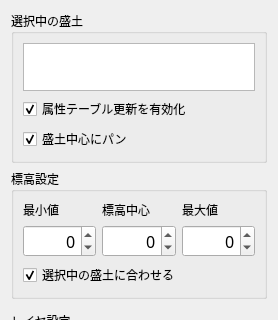
The window that demstyle_all_dialog_base.ui (tamaohome/qgis-demstyle-all) describes before a commit, drawn with Qt 5; both pictures show x 0 to 278 and y 0 to 320 of the 278 by 626 pixel window.
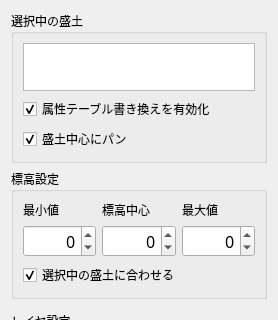
The same window after the commit.

Commit message: ♻️ refactor: 地物テーブル初期化および更新メソッドの名称を整理

Patch:
```diff
--- a/demstyle_all_dialog_base.ui
+++ b/demstyle_all_dialog_base.ui
@@ -78,7 +78,7 @@
          <string>OKボタン押下時にアクティブな属性テーブルの&quot;標高上&quot;, &quot;標高下&quot; を書き換えます。</string>
         </property>
         <property name="text">
-         <string>属性テーブル更新を有効化</string>
+         <string>属性テーブル書き換えを有効化</string>
         </property>
         <property name="checked">
          <bool>true</bool>
```
The commit also changes 1 other file.
